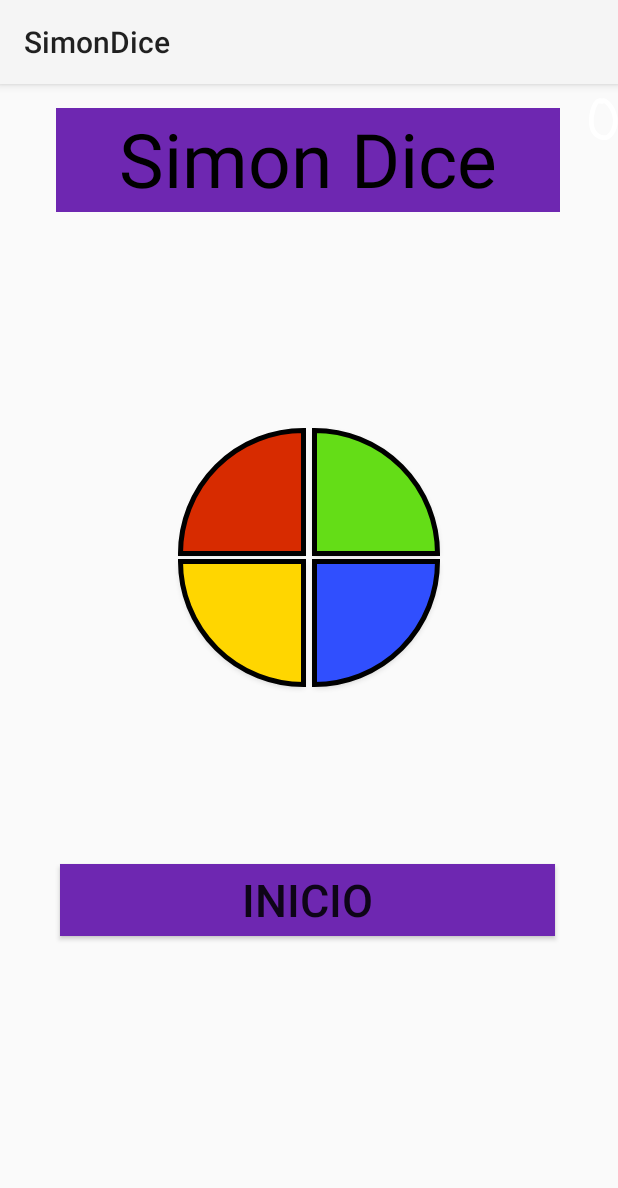
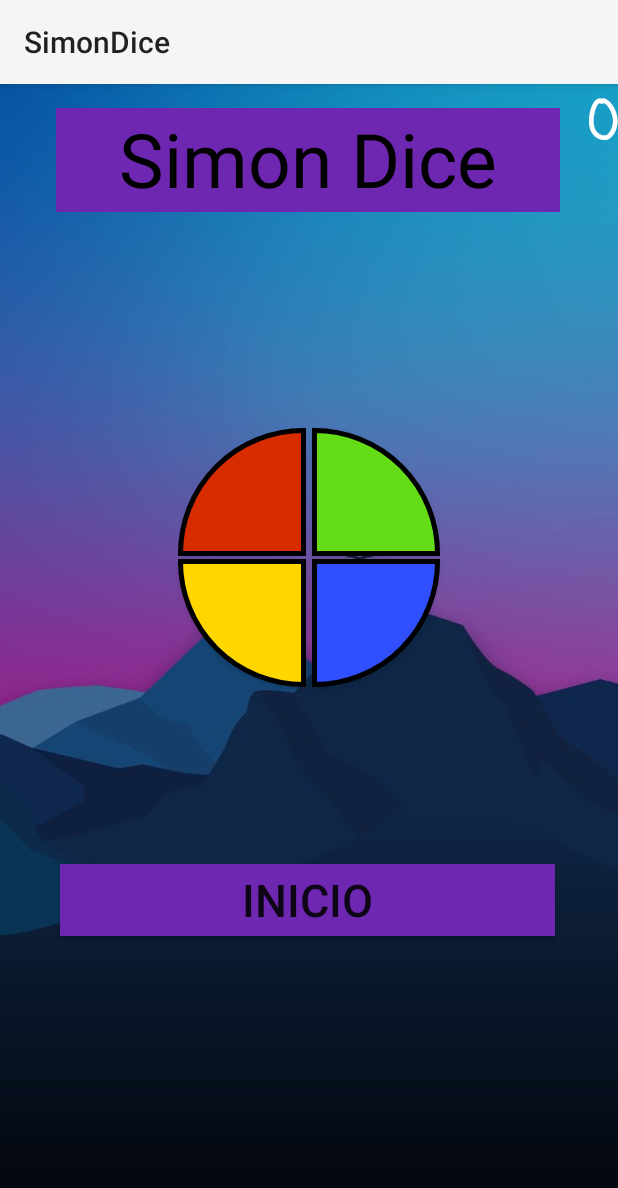
Before and after one commit to EricBorder/SimonDice, an Android app: the screen it shows after launch (MainActivity), on a phone screen of 412 x 824 dp. Shown: the top 1188 px of the screen. Run offline under Robolectric (Android 15) with nearby library versions, the light colour scheme and no system bars.

Commit message:
Añado fondo de pantalla al layout y subo el fondo

```diff
--- a/app/src/main/res/layout/activity_main.xml
+++ b/app/src/main/res/layout/activity_main.xml
@@ -4,6 +4,7 @@
     xmlns:tools="http://schemas.android.com/tools"
     android:layout_width="match_parent"
     android:layout_height="match_parent"
+    android:background="@drawable/fondo"
     tools:context=".MainActivity">
 
     <androidx.constraintlayout.widget.Guideline
```
Also changed, not shown: app/src/main/res/drawable/fondo.jpg (added).
